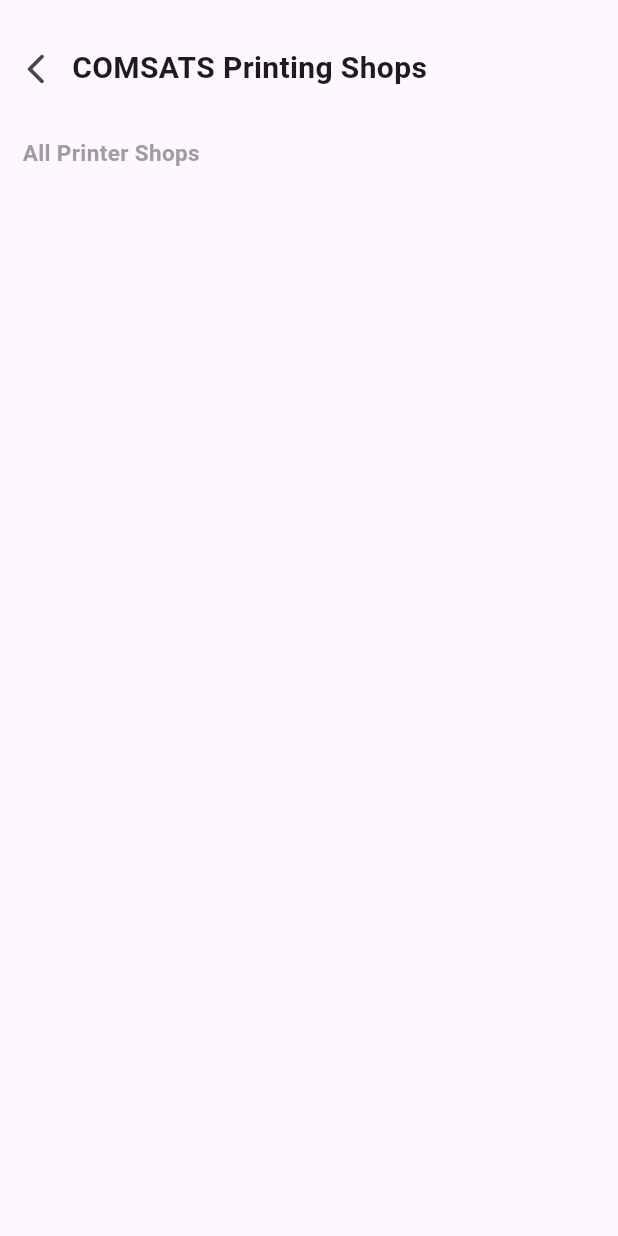
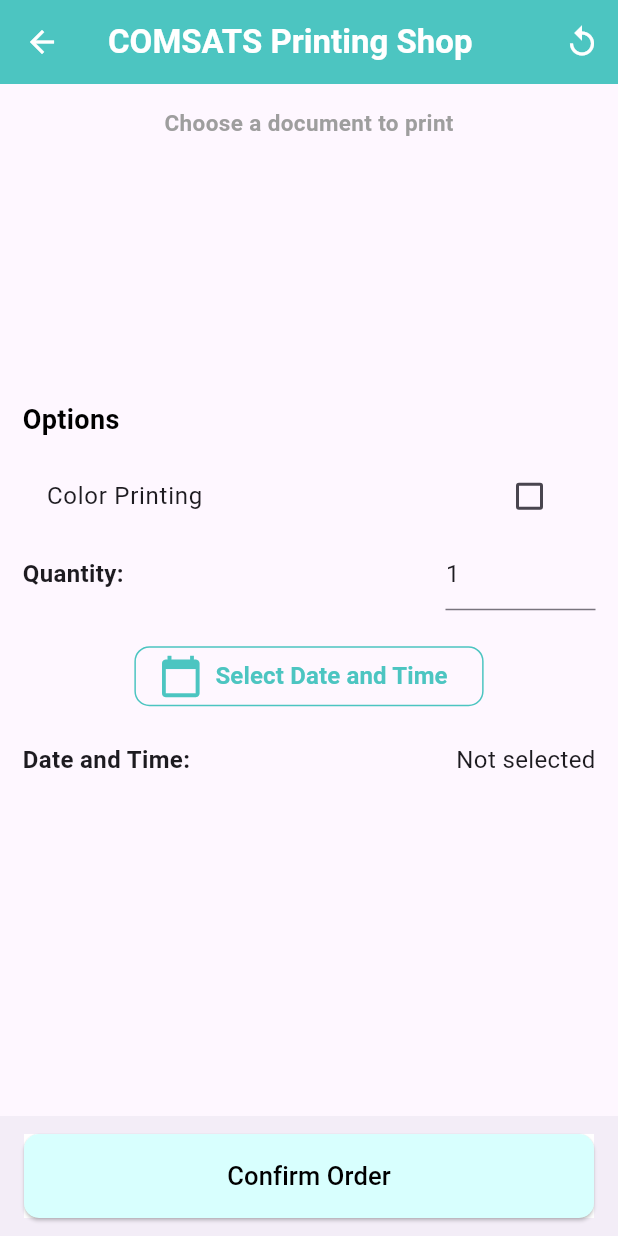
Before and after one commit to hafsaabidsaeed/Book-and-Bite, a Flutter app: the CustomerView screen opened directly, on a phone screen of 412 x 824 dp. Run offline on Flutter 3.47's test engine with Material 3 defaults, Android fonts, the phone set to English and light mode, and no system bars; our stand-ins replace animate_do, carousel_slider, cloud_firestore, file_picker, firebase_auth, firebase_core and 6 more; missing offline and left inert: flutter_image; accounts and stored records are empty.

Commit message:
Order place function

```diff
--- a/lib/Screens/PrintShop/Customer_View.dart
+++ b/lib/Screens/PrintShop/Customer_View.dart
@@ -1,13 +1,10 @@
-import 'package:flutter/cupertino.dart';
 import 'package:flutter/material.dart';
-import 'package:flutter/widgets.dart';
+import 'package:get/get.dart';
 import 'package:secondevaluation/GetVars/all_sellers.dart';
 import 'package:secondevaluation/GetVars/initial.dart';
 import 'package:secondevaluation/Loader/loader.dart';
 import 'package:secondevaluation/Screens/PrintShop/Modal.dart';
 import 'package:secondevaluation/Screens/Seller_Sc/Getx/FetchMenu.dart';
-import 'package:secondevaluation/Screens/Status_change.dart';
-import 'package:get/get.dart';
 
 class CustomerView extends StatelessWidget {
   CustomerView({super.key});
@@ -15,71 +12,100 @@
   final GetVarsCtrlMain = Get.put(GetVars());
   final allSellers = Get.put(AllSellers());
 
+  final Rx<DateTime?> _selectedDate = Rx<DateTime?>(null);
+  final Rx<TimeOfDay?> _selectedTime = Rx<TimeOfDay?>(null);
+  final RxBool _isColorPrinting = false.obs;
+  final RxInt _quantity = 1.obs;
+
+  // Date and time Picker
+  Future<void> _pickDateAndTime(BuildContext context) async {
+    final currentDate = DateTime.now();
+    DateTime? pickedDate = await showDatePicker(
+      context: context,
+      initialDate: currentDate,
+      firstDate: currentDate,
+      lastDate: currentDate.add(const Duration(days: 365)),
+    );
+
+    if (pickedDate != null) {
+      TimeOfDay? pickedTime = await showTimePicker(
+        context: context,
+        initialTime: TimeOfDay.now(),
+      );
+
+      if (pickedTime != null) {
+        _selectedDate.value = pickedDate;
+        _selectedTime.value = pickedTime;
+      }
+    }
+  }
+
+  // Cost calculation
+  double calculateTotalCost(int quantity, bool isColorPrinting) {
+    double baseCostPerFile = 120.0;
+    double colorPrintingCost = isColorPrinting ? 50.0 : 0.0;
+    double totalCost = baseCostPerFile * quantity + colorPrintingCost;
+    return totalCost;
+  }
+
+  void _showErrorSnackBar(String message) {
+    Get.snackbar('Error', message, colorText: Colors.white, backgroundColor: Colors.red);
+  }
+
+  void _OrderSentSnackBar(String message) {
+    Get.snackbar('Order Sent', message, colorText: Colors.white, backgroundColor: Colors.green);
+    // Clear the screen or navigate to a new screen after showing snackbar
+    _clearScreen();
+  }
+
+  void _clearScreen() {
+    // Reset values or navigate to a new screen
+    _selectedDate.value = null;
+    _selectedTime.value = null;
+    _isColorPrinting.value = false;
+    _quantity.value = 1;
+  }
+
   @override
   Widget build(BuildContext context) {
     return Scaffold(
-        body: GetBuilder <GetVars>(
-          builder: (GetVarsCtrlMain) {
-            return Stack(
-              children: [
-                Column(
-                  children: [
-                    Container(
-                      height: Get.height / 9,
-                      width: Get.width,
-                      decoration: const BoxDecoration(
-                          borderRadius: BorderRadius.only(
-                              bottomLeft: Radius.circular(50),
-                              bottomRight: Radius.circular(50))),
-                      child: Row(
-                        children: [
+      appBar: AppBar(
+        backgroundColor: const Color.fromARGB(255, 76, 197, 193),
+        title: const Text(
+          "COMSATS Printing Shop",
+          style: TextStyle(color: Colors.white, fontWeight: FontWeight.bold),
+        ),
+        iconTheme: const IconThemeData(color: Colors.white),
+        actions: [
           IconButton(
-                              onPressed: () {
-                                Get.back();
-                              },
-                              icon: const Icon(Icons.arrow_back_ios_new_rounded)),
-                          const Text(
-                            "COMSATS Printing Shops",
-                            style: TextStyle(
-                                fontSize: 20,
-                                // color: Colors.white,
-                                fontWeight: FontWeight.bold),
-                          )
+            icon: Icon(Icons.replay),
+            onPressed: () {},
+          ),
         ],
       ),
-                    ),
-
-                    const Row(
+      body: GetBuilder<GetVars>(
+        builder: (GetVarsCtrlMain) {
+          return SingleChildScrollView(
+            child: Padding(
+              padding: const EdgeInsets.all(15.0),
+              child: Column(
                 children: [
-                        Padding(
-                          padding: EdgeInsets.only(left: 15.0),
-                          child: Text(
-                            "All Printer Shops",
+                  const Text(
+                    "Choose a document to print",
                     style: TextStyle(
                       fontSize: 15,
                       color: Colors.grey,
-                                fontWeight: FontWeight.bold),
+                      fontWeight: FontWeight.bold,
                     ),
                   ),
-                      ],
-                    ),
-                    const SizedBox(
-                      height: 10,
-                    ),
-                    SingleChildScrollView(
-                      child: Container(
-                        // color: Colors.red,
-                          height: Get.height / 1.2,
-                          child:
-                          // mC.ordersCompleted.length != 0
-                          //     ?
-                          ListView.builder(
+                  const SizedBox(height: 10),
+                  Container(
+                    height: MediaQuery.of(context).size.height * 0.2,
+                    child: ListView.builder(
                       itemCount: allSellers.allPrinters.length,
                       itemBuilder: (context, index) {
                         return Dismissible(
-                                  key:
-                                  // Key(mC.ordersCompleted[index]["csName"].toString()),
-                                  Key("${allSellers.allPrinters[index]["shopName"].toString()}"),
+                          key: Key(allSellers.allPrinters[index]["shopName"].toString()),
                           direction: DismissDirection.none,
                           background: Container(
                             color: Colors.green,
@@ -96,8 +122,9 @@
                                       style: TextStyle(
                                         color: Colors.white,
                                         fontWeight: FontWeight.bold,
-                                                  fontSize: 15),
-                                            )
+                                        fontSize: 15,
+                                      ),
+                                    ),
                                   ],
                                 ),
                               ),
@@ -115,46 +142,166 @@
                                   builder: (BuildContext context) {
                                     return AwesomeModal(
                                       context: context,
-                                                  uid: allSellers.allPrinters[index]
-                                                  ["uID"]);
+                                      uid: allSellers.allPrinters[index]["uID"],
+                                    );
                                   },
                                 );
                               },
                               shape: RoundedRectangleBorder(
-                                            borderRadius: BorderRadius.circular(20)),
-                                        leading: const Icon(Icons.note_alt_outlined),
+                                borderRadius: BorderRadius.circular(20),
+                              ),
+                              leading: const Icon(Icons.add),
                               tileColor: const Color.fromARGB(255, 216, 255, 254),
                               title: Text(
-                                          "${allSellers.allPrinters[index]["shopName"].toString().toUpperCase()}",
+                                "Select Document",
                                 style: const TextStyle(fontWeight: FontWeight.bold),
                               ),
-                                        trailing: Container(
-                                          margin: const EdgeInsets.all(10),
-                                          height: 80,
-                                          width: 80,
-                                          decoration: BoxDecoration(
-                                              color: Colors.grey[300],
-                                              borderRadius: BorderRadius.circular(15)),
-                                          child: ClipRRect(
-                                            borderRadius: BorderRadius.circular(15),
-                                            child: Image(
-                                                fit: BoxFit.cover,
-                                                image: NetworkImage(
-                                                    "${allSellers.allPrinters[index]["shopImage"]}")),
                             ),
-                                        )),
                           ),
                         );
-                              })
-
+                      },
+                    ),
+                  ),
+                  Column(
+                    crossAxisAlignment: CrossAxisAlignment.start,
+                    children: [
+                      const Text(
+                        'Options',
+                        style: TextStyle(
+                          fontSize: 18,
+                          color: Colors.black,
+                          fontWeight: FontWeight.bold,
+                        ),
+                      ),
+                      const SizedBox(height: 10),
+                      Obx(
+                            () => CheckboxListTile(
+                          title: const Text('Color Printing'),
+                          value: _isColorPrinting.value,
+                          onChanged: (newValue) {
+                            _isColorPrinting.value = newValue!;
+                          },
+                          activeColor: const Color.fromARGB(255, 76, 197, 193),
+                        ),
+                      ),
+                      Row(
+                        mainAxisAlignment: MainAxisAlignment.spaceBetween,
+                        children: [
+                          const Text(
+                            'Quantity:',
+                            style: TextStyle(
+                              fontSize: 16,
+                              fontWeight: FontWeight.bold,
+                            ),
+                          ),
+                          SizedBox(
+                            width: 100,
+                            child: Obx(
+                                  () => TextFormField(
+                                initialValue: '${_quantity.value}',
+                                keyboardType: TextInputType.number,
+                                onChanged: (value) {
+                                  _quantity.value = int.tryParse(value) ?? 1;
+                                },
+                              ),
                             ),
                           ),
                         ],
                       ),
-                GetVarsCtrlMain.isLoading? LoaderCustom() : Container(),
                     ],
+                  ),
+                  const SizedBox(height: 20),
+                  Center(
+                    child: ElevatedButton.icon(
+                      onPressed: () => _pickDateAndTime(context),
+                      icon: Icon(
+                        Icons.calendar_today,
+                        color: const Color.fromARGB(255, 76, 197, 193),
+                        size: 30,
+                      ),
+                      label: Text(
+                        'Select Date and Time',
+                        style: TextStyle(
+                          fontSize: 16,
+                          fontWeight: FontWeight.bold,
+                          color: const Color.fromARGB(255, 76, 197, 193),
+                        ),
+                      ),
+                      style: ElevatedButton.styleFrom(
+                        foregroundColor: Colors.transparent,
+                        shape: RoundedRectangleBorder(
+                          borderRadius: BorderRadius.circular(10),
+                          side: BorderSide(
+                            color: const Color.fromARGB(255, 76, 197, 193),
+                            width: 1,
+                          ),
+                        ),
+                        backgroundColor: Colors.transparent,
+                        elevation: 0,
+                      ),
+                    ),
+                  ),
+                  const SizedBox(height: 20),
+                  Obx(
+                        () => Column(
+                      crossAxisAlignment: CrossAxisAlignment.start,
+                      children: [
+                        Row(
+                          mainAxisAlignment: MainAxisAlignment.spaceBetween,
+                          children: [
+                            const Text(
+                              'Date and Time:',
+                              style: TextStyle(
+                                fontSize: 16,
+                                fontWeight: FontWeight.bold,
+                              ),
+                            ),
+                            Text(
+                              _selectedDate.value != null && _selectedTime.value != null
+                                  ? '${_selectedDate.value!.toString().split(' ')[0]} ${_selectedTime.value!.format(context)}'
+                                  : 'Not selected',
+                              style: const TextStyle(
+                                fontSize: 16,
+                              ),
+                            ),
+                          ],
+                        ),
+                      ],
+                    ),
+                  ),
+                ],
+              ),
+            ),
+          );
+        },
+      ),
+      bottomNavigationBar: BottomAppBar(
+        child: Container(
+          // padding: const EdgeInsets.symmetric(horizontal: 16, vertical: 12),
+          color: Colors.white,
+          child: ElevatedButton(
+            onPressed: () {
+              if (_selectedDate.value == null || _selectedTime.value == null) {
+                _showErrorSnackBar("Please select date and time.");
+                return;
+              } else {
+                _OrderSentSnackBar("Order placed successfully");
+              }
+            },
+            style: ElevatedButton.styleFrom(
+              backgroundColor: Color.fromARGB(255, 216, 255, 254),
+              shape: RoundedRectangleBorder(
+                borderRadius: BorderRadius.circular(10),
+              ),
+              minimumSize: const Size(double.infinity, 50),
+            ),
+            child: const Text(
+              'Confirm Order',
+              style: TextStyle(fontSize: 17, color: Colors.black),
+            ),
+          ),
+        ),
+      ),
     );
   }
-        ));
 }
-}
--- /dev/null
+++ b/lib/Screens/payment/place_order_func.dart
@@ -0,0 +1,64 @@
+import 'package:firebase_database/firebase_database.dart';
+import 'package:flutter/material.dart';
+import 'package:get/get.dart';
+
+import '../../GetVars/initial.dart';
+import '../display_product.dart';
+
+class OrderHelper {
+  final GetVars GetVarsCtrl = Get.put(GetVars());
+
+  Future<void> placeOrder() async {
+    DateTime now = DateTime.now();
+    String formattedDate = '${now.day}-${now.month}-${now.year}';
+    final _databaseReference = FirebaseDatabase.instance.ref();
+
+    for (var order in globalOrderList) {
+      final Map<String, dynamic> data = {
+        'csName': "${GetVarsCtrl.currentUserName}",
+        'time': "${GetVarsCtrl.currentTime}",
+        'date': "${formattedDate}",
+        'price': "${order['price']}",
+        "uID": GetVarsCtrl.auth.currentUser!.uid,
+        "status": "pending",
+        "item": "${order['name']}"
+      };
+
+      final Map<String, dynamic> userPersonalData = {
+        'csName': "${GetVarsCtrl.currentUserName}",
+        'time': "${GetVarsCtrl.currentTime}",
+        'date': "${formattedDate}",
+        'price': "${order['price']}",
+        "uID": GetVarsCtrl.auth.currentUser!.uid,
+        "status": "pending",
+        "item": "${order['name']}"
+      };
+
+      final DatabaseReference sellerRef =
+      _databaseReference.child('Sellers').child(GetVarsCtrl.auth.currentUser!.uid);
+      await sellerRef
+          .child('Orders')
+          .child("${order['name'] + GetVarsCtrl.auth.currentUser!.uid}")
+          .set(data);
+
+      final _databaseReferencePersonal = FirebaseDatabase.instance.ref();
+      final DatabaseReference sellerRefPersonal = _databaseReferencePersonal
+          .child('Sellers')
+          .child(GetVarsCtrl.auth.currentUser!.uid);
+      await sellerRefPersonal
+          .child('Orders')
+          .child("${order['name'] + GetVarsCtrl.auth.currentUser!.uid}")
+          .set(userPersonalData);
+    }
+
+    Get.snackbar(
+      'Success',
+      'Order placed successfully!',
+      snackPosition: SnackPosition.TOP,
+      backgroundColor: Colors.green,
+      colorText: Colors.white,
+      duration: Duration(seconds: 3),
+      borderRadius: 10,
+    );
+  }
+}
```
Lines whose indentation alone changed are shown as unchanged.
